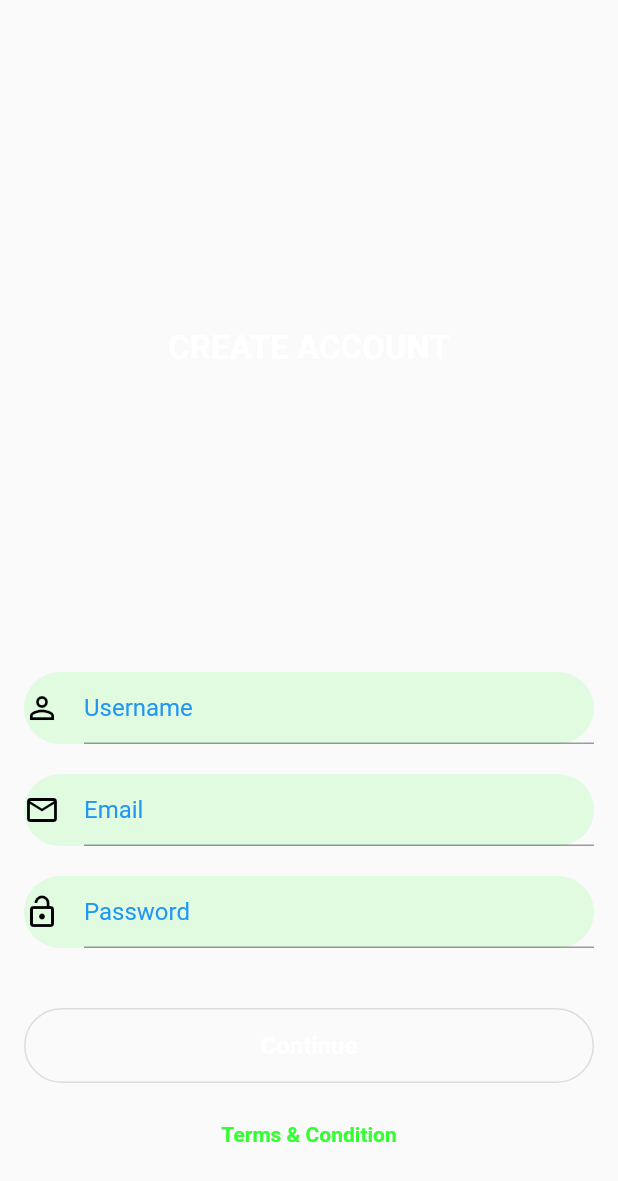
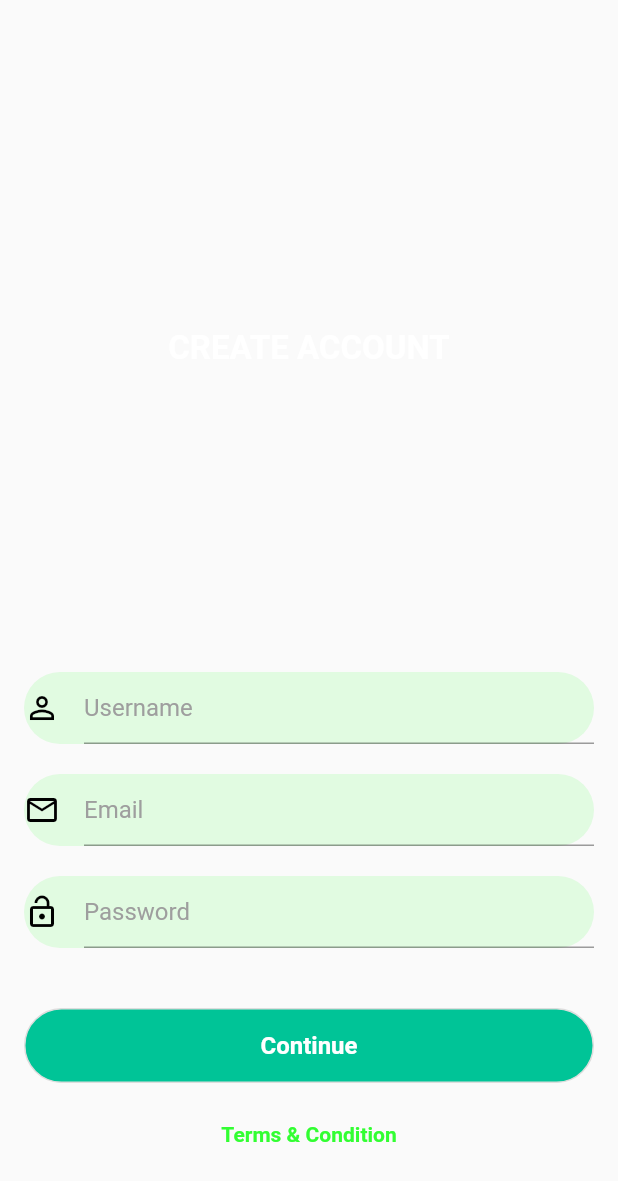
Before and after one commit to 1notchdev/flutter_sample, a Flutter app: the SignUpScreen screen opened by its route, on a phone screen of 412 x 824 dp. Shown: the top 1181 px of the screen. Run offline on Flutter 3.47's test engine with Material 2 defaults, Android fonts, the phone set to English and light mode, and no system bars.

Commit message:
update styles

```diff
--- a/lib/screens/SignUp/index.dart
+++ b/lib/screens/SignUp/index.dart
@@ -118,6 +118,7 @@ class SignUpScreenState extends State<SignUpScreen> {
                                 width: screenSize.width,
                                 height: 50.0,
                                 bottomMargin: 10.0,
+                                buttonColor: primaryColor,
                                 borderWidth: 1.0)
                           ],
                         )),
--- a/lib/theme/style.dart
+++ b/lib/theme/style.dart
@@ -1,12 +1,12 @@
 import 'package:flutter/material.dart';
 
 TextStyle textStyle = const TextStyle(
-    color: const Color(0X00FF00FF),
+    color: Color.fromRGBO(255, 0, 0, 0.8),
     fontSize: 16.0,
     fontWeight: FontWeight.normal);
 
 ThemeData appTheme = new ThemeData(
-  hintColor: Colors.blue,
+  hintColor: Colors.grey,
 );
 
 Color textFieldColor = const Color.fromRGBO(0, 255, 0, 0.1);
```
